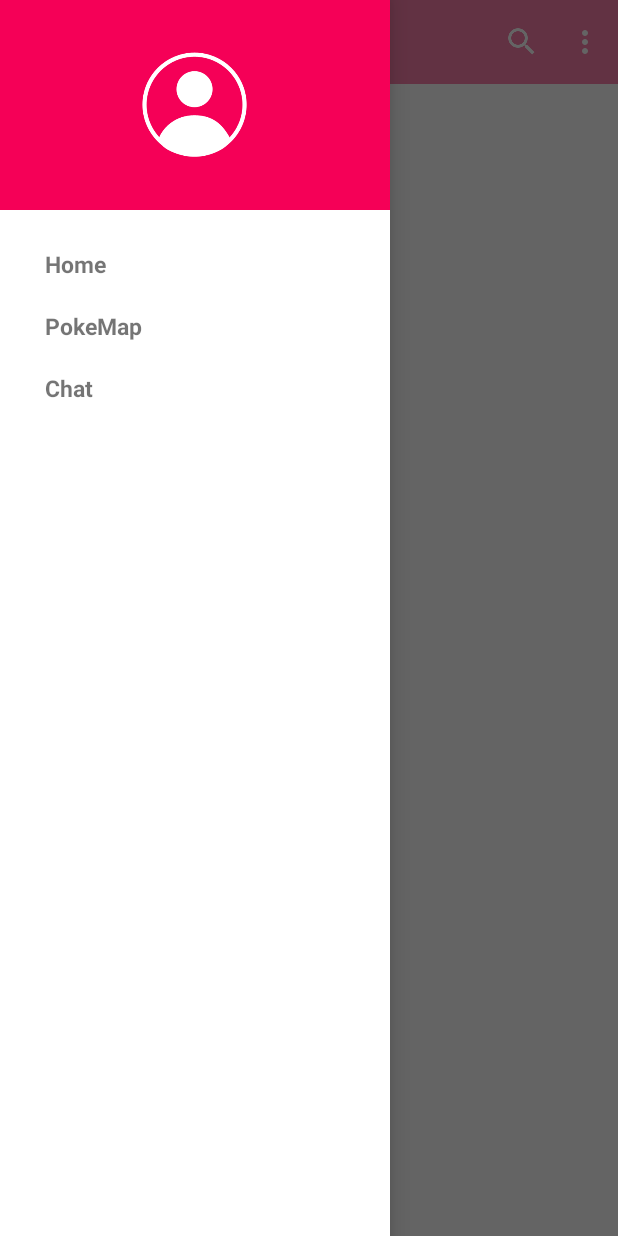
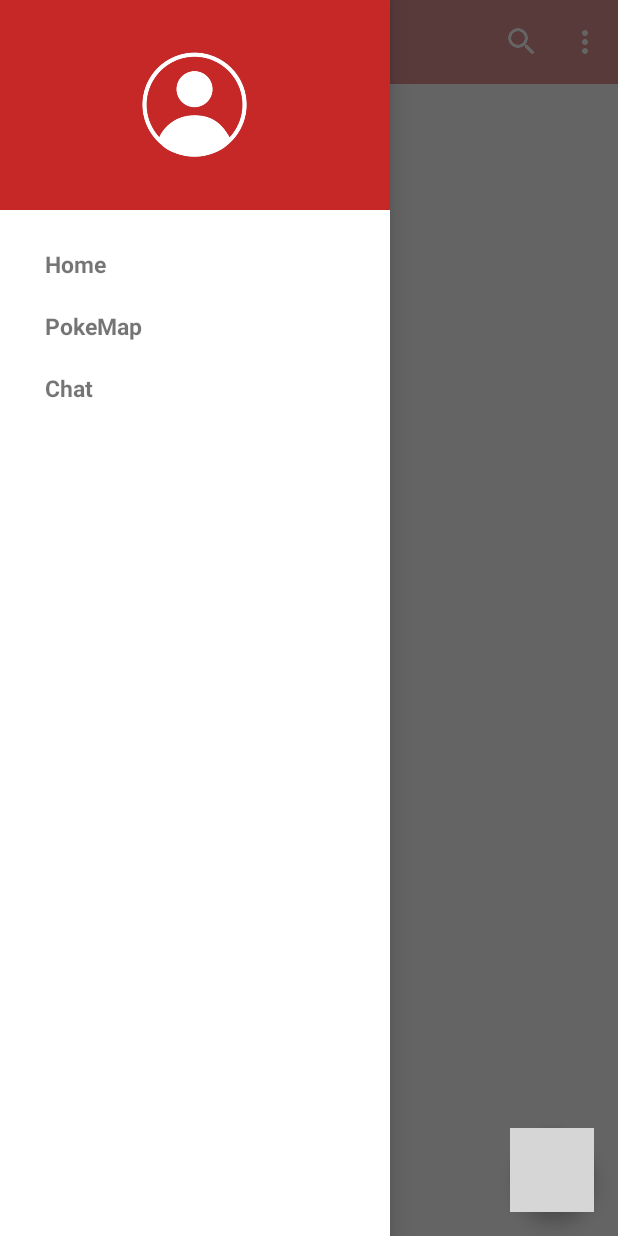
Before and after one commit to sumodkulkarni/PokeNav, an Android app: the HomeFragment screen opened directly, with no data from a screen before it, after a tap on "Open", on a phone screen of 412 x 824 dp. Run offline under Robolectric (Android 15) with nearby library versions, the phone set to English and light mode, and no system bars; grey boxes are pictures that could not be loaded.

Commit message:
First Commit

```diff
--- a/app/src/main/java/com/sumod/pokenav/activities/MainActivity.java
+++ b/app/src/main/java/com/sumod/pokenav/activities/MainActivity.java
@@ -8,6 +8,7 @@ import android.support.v4.app.FragmentTransaction;
 import android.support.v4.widget.DrawerLayout;
 import android.support.v7.app.AppCompatActivity;
 import android.support.v7.widget.Toolbar;
+import android.util.Log;
 import android.view.Menu;
 import android.view.MenuItem;
 import android.view.View;
@@ -22,7 +23,7 @@ import com.sumod.pokenav.utils.PrefManager;
 
 public class MainActivity extends AppCompatActivity implements FragmentDrawer.FragmentDrawerListener{
 
-    private LinearLayout linearLayout;
+    private static final String TAG = "MainActivity";
     private Toolbar mToolbar;
     private FragmentDrawer drawerFragment;
 
@@ -31,15 +32,10 @@ public class MainActivity extends AppCompatActivity implements FragmentDrawer.Fr
         super.onCreate(savedInstanceState);
         setContentView(R.layout.activity_main);
 
-        linearLayout = (LinearLayout) findViewById(R.id.main_linearLayout);
+        PrefManager.putPrefs(this, PrefManager.PREF_MAIN_ACT_LAUNCH, true);
 
-        Snackbar snackbar = Snackbar
-                .make(linearLayout, "Welcome, " + PrefManager.getPrefs(this, PrefManager.PREF_USER_NAME, String.class) + "!",
-                        Snackbar.LENGTH_LONG);
-        snackbar.show();
-
+        Log.d(TAG, String.valueOf((Boolean) PrefManager.getPrefs(this, PrefManager.PREF_MAIN_ACT_LAUNCH, Boolean.class)));
         mToolbar = (Toolbar) findViewById(R.id.toolbar);
-
         setSupportActionBar(mToolbar);
         getSupportActionBar().setDisplayShowHomeEnabled(true);
 
@@ -47,7 +43,6 @@ public class MainActivity extends AppCompatActivity implements FragmentDrawer.Fr
                 getSupportFragmentManager().findFragmentById(R.id.fragment_navigation_drawer);
         drawerFragment.setUp(R.id.fragment_navigation_drawer, (DrawerLayout) findViewById(R.id.drawer_layout), mToolbar);
         drawerFragment.setDrawerListener(this);
-
 
         // display the first navigation drawer view on app launch
         displayView(0);
@@ -110,4 +105,9 @@ public class MainActivity extends AppCompatActivity implements FragmentDrawer.Fr
             getSupportActionBar().setTitle(title);
         }
     }
+
+    @Override
+    protected void onDestroy() {
+        super.onDestroy();
+    }
 }
--- a/app/src/main/java/com/sumod/pokenav/fragments/HomeFragment.java
+++ b/app/src/main/java/com/sumod/pokenav/fragments/HomeFragment.java
@@ -5,15 +5,24 @@ package com.sumod.pokenav.fragments;
  */
 import android.app.Activity;
 import android.os.Bundle;
+import android.support.annotation.Nullable;
+import android.support.design.widget.CoordinatorLayout;
+import android.support.design.widget.Snackbar;
 import android.support.v4.app.Fragment;
+import android.util.Log;
 import android.view.LayoutInflater;
 import android.view.View;
 import android.view.ViewGroup;
 
 import com.sumod.pokenav.R;
+import com.sumod.pokenav.utils.PrefManager;
 
 
 public class HomeFragment extends Fragment {
+
+    private static final String TAG = "HomeFragment";
+
+    CoordinatorLayout coordinatorLayout;
 
     public HomeFragment() {
         // Required empty public constructor
@@ -22,17 +31,28 @@ public class HomeFragment extends Fragment {
     @Override
     public void onCreate(Bundle savedInstanceState) {
         super.onCreate(savedInstanceState);
-
     }
 
     @Override
     public View onCreateView(LayoutInflater inflater, ViewGroup container,
                              Bundle savedInstanceState) {
-        View rootView = inflater.inflate(R.layout.fragment_home, container, false);
+        return inflater.inflate(R.layout.fragment_home, container, false);
+    }
 
+    @Override
+    public void onViewCreated(View view, @Nullable Bundle savedInstanceState) {
+        super.onViewCreated(view, savedInstanceState);
 
-        // Inflate the layout for this fragment
-        return rootView;
+        Log.d(TAG, "On View Created Launched!");
+
+        if ((Boolean) PrefManager.getPrefs(getContext(), PrefManager.PREF_MAIN_ACT_LAUNCH, Boolean.class)){
+            Log.d(TAG, "If statement passed");
+            coordinatorLayout = (CoordinatorLayout) view.findViewById(R.id.frag_home_coordinatorLayout);
+            Snackbar snackbar = Snackbar.make(coordinatorLayout, "Welcome, " + PrefManager.getPrefs(getContext(), PrefManager.PREF_USER_NAME, String.class) + "!",
+                            Snackbar.LENGTH_LONG);
+            snackbar.show();
+            PrefManager.putPrefs(getContext(), PrefManager.PREF_MAIN_ACT_LAUNCH, false);
+        }
     }
 
     @Override
--- a/app/src/main/java/com/sumod/pokenav/utils/PrefManager.java
+++ b/app/src/main/java/com/sumod/pokenav/utils/PrefManager.java
@@ -22,6 +22,7 @@ public class PrefManager {
     public static String PREF_EMAIL = "pref_email";
     public static String PREF_USER_PROFILE_PICTURE = "pref_user_profile_pic";
     public static String PREF_REGISTRATION_DONE = "pref_registration_done";
+    public static String PREF_MAIN_ACT_LAUNCH = "pref_main_activity_launch";
     public static String PREF_FIRST_RUN = "pref_first_run";
     public static String PREF_APP_VERSION = "pref_app_version";
 
--- a/app/src/main/res/layout/fragment_home.xml
+++ b/app/src/main/res/layout/fragment_home.xml
@@ -1,9 +1,10 @@
-<RelativeLayout xmlns:android="http://schemas.android.com/apk/res/android"
+<android.support.design.widget.CoordinatorLayout xmlns:android="http://schemas.android.com/apk/res/android"
     xmlns:tools="http://schemas.android.com/tools"
     android:layout_width="match_parent"
     android:layout_height="match_parent"
     android:orientation="vertical"
-    tools:context="fragments.HomeFragment">
+    tools:context="fragments.HomeFragment"
+    android:id="@+id/frag_home_coordinatorLayout">
 
 
     <TextView
@@ -17,14 +18,13 @@
         android:text="MAP"
         android:textStyle="bold"/>
 
-    <TextView
-        android:layout_below="@id/label"
-        android:layout_centerInParent="true"
-        android:layout_width="fill_parent"
+    <android.support.design.widget.FloatingActionButton
+        android:id="@+id/fab"
+        android:layout_width="wrap_content"
         android:layout_height="wrap_content"
-        android:textSize="12dp"
-        android:layout_marginTop="10dp"
-        android:gravity="center_horizontal"
-        android:text="See PokeMon here" />
+        android:layout_gravity="end|bottom"
+        android:layout_margin="16dp"
+        style="@style/floating_action_button"
+        android:src="@drawable/ic_add_white_24dp" />
 
-</RelativeLayout>
+</android.support.design.widget.CoordinatorLayout>
--- a/app/src/main/res/values/colors.xml
+++ b/app/src/main/res/values/colors.xml
@@ -1,11 +1,11 @@
 <?xml version="1.0" encoding="utf-8"?>
 <resources>
-    <color name="colorPrimary">#F50057</color>
-    <color name="colorPrimaryDark">#C51162</color>
+    <color name="colorPrimary">#c62828</color>
+    <color name="colorPrimaryDark">#b71c1c</color>
     <color name="textColorPrimary">#FFFFFF</color>
     <color name="windowBackground">#FFFFFF</color>
     <color name="navigationBarColor">#000000</color>
-    <color name="colorAccent">#FF80AB</color>
+    <color name="colorAccent">#1565c0</color>
 
     <color name="primary">#3F51B5</color>
     <color name="primary_dark">#303F9F</color>
--- a/app/src/main/res/values/styles.xml
+++ b/app/src/main/res/values/styles.xml
@@ -12,4 +12,19 @@
         <item name="colorAccent">@color/colorAccent</item>
     </style>
 
+    <style name="MyPokeNavTheme.Base" parent="Theme.AppCompat.Light.DarkActionBar">
+        <item name="windowNoTitle">true</item>
+        <item name="windowActionBar">false</item>
+        <item name="colorPrimary">@color/colorPrimary</item>
+        <item name="colorPrimaryDark">@color/colorPrimaryDark</item>
+        <item name="colorAccent">@color/colorAccent</item>
+    </style>
+
+    <style name="floating_action_button">
+        <item name="android:layout_marginLeft">16dp</item>
+        <item name="android:layout_marginTop">16dp</item>
+        <item name="android:layout_marginRight">16dp</item>
+        <item name="android:layout_marginBottom">16dp</item>
+    </style>
+
 </resources>
```
